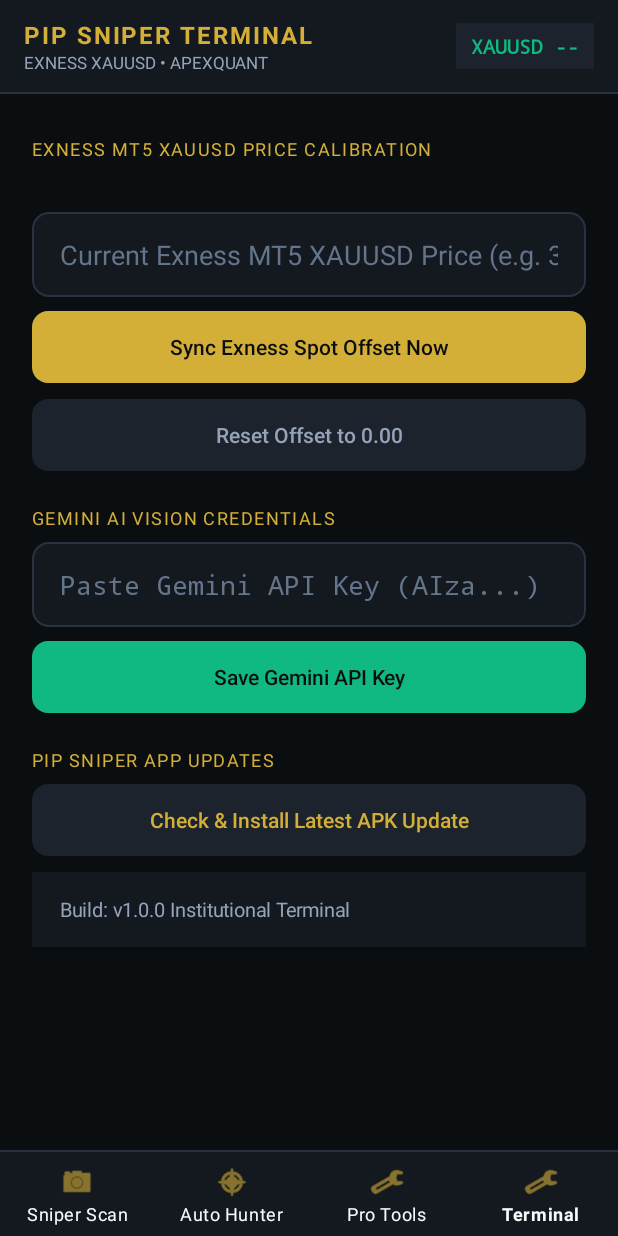
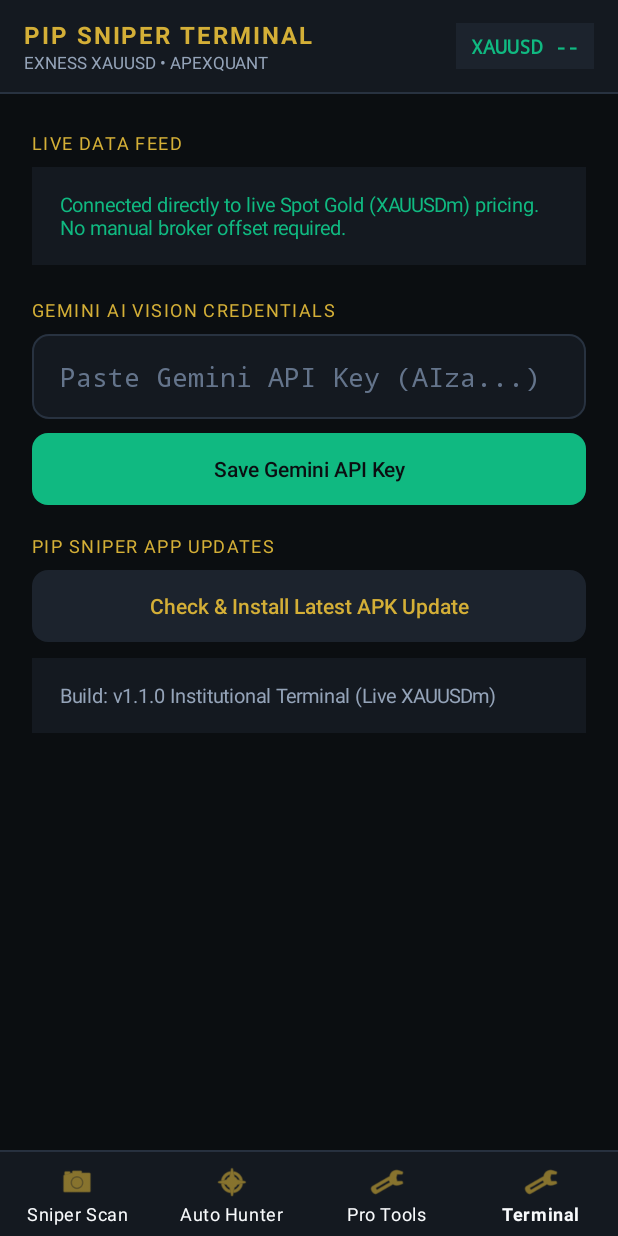
Before and after one commit to ultraeleven3/PipSniper-Android, an Android app: the screen it shows after launch (MainActivity), item 4 of the bottom bar chosen, on a phone screen of 412 x 824 dp. Run offline under Robolectric (Android 15) with nearby library versions, the phone set to English and light mode, and no system bars; network calls fail.

Commit message:
Update SettingsFragment.kt

```diff
--- a/app/src/main/java/com/apexquant/pipsniper/ui/SettingsFragment.kt
+++ b/app/src/main/java/com/apexquant/pipsniper/ui/SettingsFragment.kt
@@ -11,12 +11,8 @@ import android.widget.*
 import androidx.fragment.app.Fragment
 import androidx.lifecycle.lifecycleScope
 import com.apexquant.pipsniper.core.AppUpdater
-import com.apexquant.pipsniper.core.MarketDataEngine
 import com.apexquant.pipsniper.core.PrefsManager
-import kotlinx.coroutines.Dispatchers
 import kotlinx.coroutines.launch
-import kotlinx.coroutines.withContext
-import java.util.Locale
 
 class SettingsFragment : Fragment() {
 
@@ -28,37 +24,19 @@ class SettingsFragment : Fragment() {
         }
         val root = LinearLayout(requireContext()).apply { orientation = LinearLayout.VERTICAL }
 
-        // 1. Exness MT5 XAUUSD Calibration
-        root.addView(sectionTitle("EXNESS MT5 XAUUSD PRICE CALIBRATION"))
-        val tvOffsetInfo = TextView(requireContext()).apply {
-            text = "Current Calibrated Offset: ${String.format(Locale.US, "%+.2f", prefs.exnessOffset)}\nEnter your current Exness MT5 XAUUSD Bid price below to sync live candles 1:1 with your broker."
-            setTextColor(Color.parseColor("#94A3B8"))
-            textSize = 12f
-            setPadding(0, 0, 0, 14)
-        }
-        root.addView(tvOffsetInfo)
-
-        val etExnessPrice = EditText(requireContext()).apply {
-            hint = "Current Exness MT5 XAUUSD Price (e.g. 3702.50)"
-            inputType = InputType.TYPE_CLASS_NUMBER or InputType.TYPE_NUMBER_FLAG_DECIMAL
-            setTextColor(Color.WHITE)
-            setHintTextColor(Color.parseColor("#64748B"))
-            background = GradientDrawable().apply {
-                setColor(Color.parseColor("#141920"))
-                cornerRadius = 16f
-                setStroke(2, Color.parseColor("#283240"))
-            }
+        // 1. Live Spot Gold Feed Info
+        root.addView(sectionTitle("LIVE DATA FEED"))
+        val tvFeedInfo = TextView(requireContext()).apply {
+            text = "Connected directly to live Spot Gold (XAUUSDm) pricing. No manual broker offset required."
+            setTextColor(Color.parseColor("#10B981"))
+            setBackgroundColor(Color.parseColor("#141920"))
             setPadding(28, 24, 28, 24)
+            textSize = 13f
             layoutParams = LinearLayout.LayoutParams(ViewGroup.LayoutParams.MATCH_PARENT, ViewGroup.LayoutParams.WRAP_CONTENT).apply {
-                bottomMargin = 14
+                bottomMargin = 20
             }
         }
-        root.addView(etExnessPrice)
-
-        val btnSyncExness = styledButton("Sync Exness Spot Offset Now", "#D4AF37", "#0B0E11")
-        val btnResetOffset = styledButton("Reset Offset to 0.00", "#1C232D", "#94A3B8")
-        root.addView(btnSyncExness)
-        root.addView(btnResetOffset)
+        root.addView(tvFeedInfo)
 
         // 2. Gemini API Key
         root.addView(sectionTitle("GEMINI AI VISION CREDENTIALS"))
@@ -89,42 +67,13 @@ class SettingsFragment : Fragment() {
         root.addView(btnUpdate)
 
         val tvStatus = TextView(requireContext()).apply {
-            text = "Build: v1.0.0 Institutional Terminal"
+            text = "Build: v1.1.0 Institutional Terminal (Live XAUUSDm)"
             setTextColor(Color.parseColor("#94A3B8"))
             setBackgroundColor(Color.parseColor("#141920"))
             setPadding(28, 24, 28, 24)
             textSize = 13f
         }
         root.addView(tvStatus)
-
-        btnSyncExness.setOnClickListener {
-            val mt5Price = etExnessPrice.text.toString().toDoubleOrNull()
-            if (mt5Price == null || mt5Price <= 0) {
-                tvStatus.text = "Enter your current Exness MT5 XAUUSD price first."
-                return@setOnClickListener
-            }
-            tvStatus.text = "Fetching raw feed to compute exact Exness offset..."
-            lifecycleScope.launch(Dispatchers.IO) {
-                val rawCandles = MarketDataEngine.fetchCandles("GC=F", "1m", "1d", 0.0, 5)
-                withContext(Dispatchers.Main) {
-                    if (rawCandles.isNotEmpty()) {
-                        val rawLast = rawCandles.last().close
-                        val offset = mt5Price - rawLast
-                        prefs.exnessOffset = offset
-                        tvOffsetInfo.text = "Current Calibrated Offset: ${String.format(Locale.US, "%+.2f", offset)}"
-                        tvStatus.text = "Synced! Raw: ${String.format(Locale.US, "%.2f", rawLast)} -> Exness: $mt5Price (Offset ${String.format(Locale.US, "%+.2f", offset)})"
-                    } else {
-                        tvStatus.text = "Could not reach live feed right now."
-                    }
-                }
-            }
-        }
-
-        btnResetOffset.setOnClickListener {
-            prefs.exnessOffset = 0.0
-            tvOffsetInfo.text = "Current Calibrated Offset: +0.00"
-            tvStatus.text = "Exness offset reset to 0.00."
-        }
 
         btnSaveKey.setOnClickListener {
             prefs.apiKey = etKey.text.toString()
@@ -148,7 +97,7 @@ class SettingsFragment : Fragment() {
         setTextColor(Color.parseColor("#D4AF37"))
         textSize = 12f
         letterSpacing = 0.08f
-        setPadding(0, 18, 0, 12)
+        setPadding(0, 12, 0, 12)
     }
 
     private fun styledButton(label: String, bgHex: String, textHex: String) = Button(requireContext()).apply {
```
